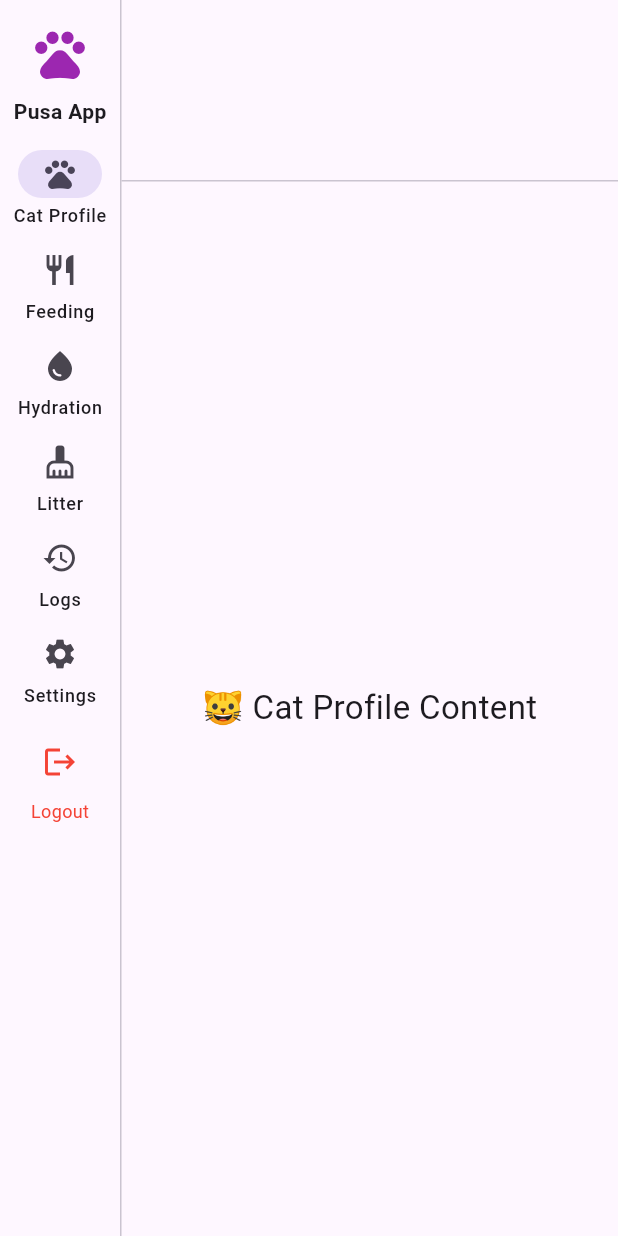
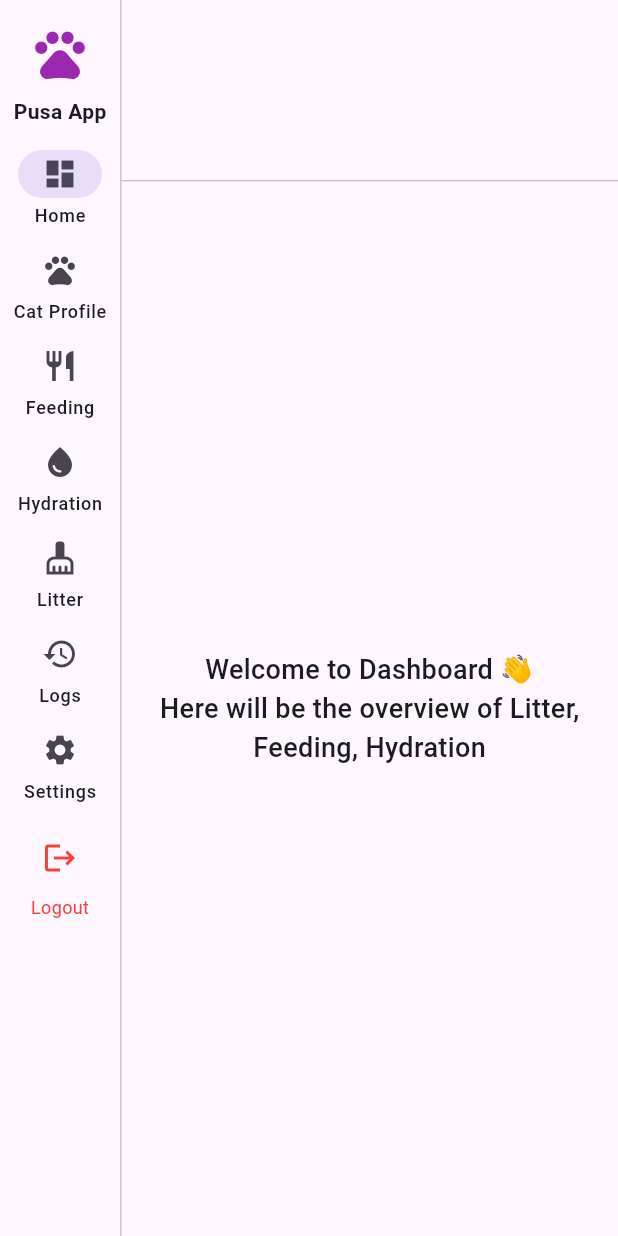
Before and after one commit to ProjectNEKKO/MEOW-HUB_A-THESIS-PROJECT, a Flutter app: the HomeScreen screen opened directly, on a phone screen of 412 x 824 dp. Run offline on Flutter 3.47's test engine with Material 3 defaults, Android fonts, the light colour scheme and no system bars; our stand-ins replace cloud_firestore, equatable, firebase_auth, firebase_core, flutter_bloc, shared_preferences; accounts and stored records are empty.

Commit message:
Overflow and Dashboard screen Creation

```diff
--- /dev/null
+++ b/lib/screens/home/dashboard_screen.dart
@@ -0,0 +1,16 @@
+import 'package:flutter/material.dart';
+
+class DashboardScreen extends StatelessWidget {
+  const DashboardScreen({super.key});
+
+  @override
+  Widget build(BuildContext context) {
+    return Center(
+      child: Text(
+        "Welcome to Dashboard 👋\nHere will be the overview of Litter, Feeding, Hydration",
+        textAlign: TextAlign.center,
+        style: TextStyle(fontSize: 18, fontWeight: FontWeight.w500),
+      ),
+    );
+  }
+}
--- a/lib/screens/home/home_screen.dart
+++ b/lib/screens/home/home_screen.dart
@@ -7,6 +7,7 @@ import 'package:pusa_app/blocs/auth/auth_bloc.dart';
 import 'package:pusa_app/blocs/auth/auth_event.dart';
 import 'package:pusa_app/blocs/auth/auth_state.dart';
 import 'package:pusa_app/screens/auth/login_screen.dart';
+import 'package:pusa_app/screens/home/dashboard_screen.dart';
 
 import 'cat_profile_screen.dart';
 import 'feeding_screen.dart';
@@ -27,6 +28,7 @@ class _HomeScreenState extends State<HomeScreen> {
   int _selectedIndex = 0;
 
   final List<Widget> _pages = const [
+    DashboardScreen(),
     CatProfileScreen(),
     FeedingScreen(),
     HydrationScreen(),
@@ -84,6 +86,10 @@ class _HomeScreenState extends State<HomeScreen> {
                 ),
               ),
               destinations: const [
+                NavigationRailDestination(
+                  icon: Icon(Icons.dashboard),
+                  label: Text("Home"),
+                ),
                 NavigationRailDestination(
                   icon: Icon(Icons.pets),
                   label: Text("Cat Profile"),
```
